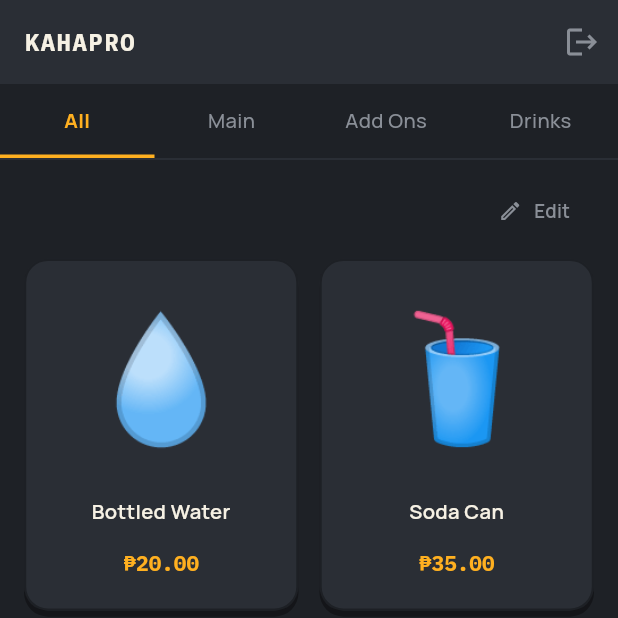
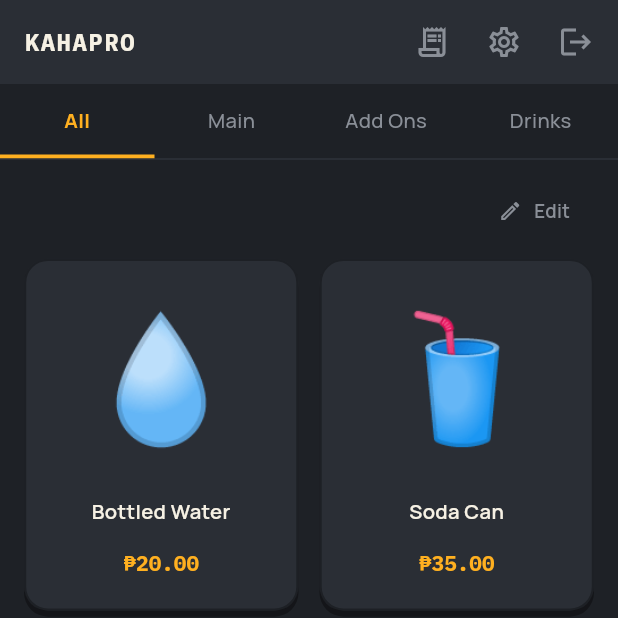
Before and after one commit to wingreat-01/Kaha-Pro-flutter, a Flutter app: the HomeShell screen opened directly with empty values, on a phone screen of 412 x 824 dp, the top half of it. Run offline on Flutter 3.47's test engine with Material 3 defaults, Android fonts, the phone set to English and light mode, and no system bars; our stand-ins replace google_fonts, image_picker.

Commit message:
make gear icon for settings and transaction

```diff
--- a/lib/screens/home_shell.dart
+++ b/lib/screens/home_shell.dart
@@ -1,13 +1,56 @@
 import 'package:flutter/material.dart';
 import '../theme/app_theme.dart';
+import '../widgets/transactions_panel.dart';
 import 'register_screen.dart';
+import 'settings_panel.dart';
 
-/// App shell — currently hosts the Register screen (Phase 2).
-/// Transactions / Inventory / Admin tabs get added here in Phase 3-4.
-class HomeShell extends StatelessWidget {
+enum _Section { register, transactions, settings }
+
+/// App shell — owns top-level navigation between the Register (product
+/// grid + cart), Transactions history, and Settings (which now also
+/// houses Users management, Phase 4).
+///
+/// Register/Transactions/Users/Settings used to be crammed together into
+/// the category tab row alongside actual product categories — that both
+/// overflowed the tab bar on phone widths and mixed "what am I selling"
+/// with "where do I manage the app" in one row. Transactions and Settings
+/// are header-level concerns now, next to Logout; Register (with its own
+/// category tabs) is the default body.
+class HomeShell extends StatefulWidget {
   final String username;
   final VoidCallback onLogout;
   const HomeShell({super.key, required this.username, required this.onLogout});
+
+  @override
+  State<HomeShell> createState() => _HomeShellState();
+}
+
+class _HomeShellState extends State<HomeShell> {
+  _Section _section = _Section.register;
+
+  Widget _body() {
+    switch (_section) {
+      case _Section.register:
+        return const RegisterScreen();
+      case _Section.transactions:
+        return const TransactionsPanel();
+      case _Section.settings:
+        return const SettingsPanel();
+    }
+  }
+
+  Widget _headerIcon({
+    required IconData icon,
+    required String tooltip,
+    required bool isActive,
+    required VoidCallback onTap,
+  }) {
+    return IconButton(
+      icon: Icon(icon, color: isActive ? AppColors.ledAmber : AppColors.textSecondary),
+      tooltip: tooltip,
+      onPressed: onTap,
+    );
+  }
 
   @override
   Widget build(BuildContext context) {
@@ -18,14 +61,27 @@ class HomeShell extends StatelessWidget {
         elevation: 0,
         title: Text('KAHAPRO', style: AppTextStyles.mono(size: 16, weight: FontWeight.w700, letterSpacing: 1)),
         actions: [
+          _headerIcon(
+            icon: Icons.receipt_long_outlined,
+            tooltip: 'Transactions',
+            isActive: _section == _Section.transactions,
+            onTap: () => setState(() => _section = _Section.transactions),
+          ),
+          _headerIcon(
+            icon: Icons.settings_outlined,
+            tooltip: 'Settings',
+            isActive: _section == _Section.settings,
+            onTap: () => setState(() => _section = _Section.settings),
+          ),
           IconButton(
             icon: const Icon(Icons.logout, color: AppColors.textSecondary),
             tooltip: 'Logout',
-            onPressed: onLogout,
+            onPressed: widget.onLogout,
           ),
+          const SizedBox(width: 4),
         ],
       ),
-      body: const RegisterScreen(),
+      body: _body(),
     );
   }
 }
--- a/lib/screens/register_screen.dart
+++ b/lib/screens/register_screen.dart
@@ -12,13 +12,16 @@ import '../widgets/add_product_dialog.dart';
 import '../widgets/cart_side_panel.dart';
 import '../widgets/cart_bottom_bar.dart';
 import '../widgets/checkout_modal.dart';
-import '../widgets/transactions_panel.dart';
 
 /// Phase 2 — Pass B + C: cart wired via CartProvider, amber LED total,
 /// dashboard-style category navigation, a customizable catalog (add
-/// products via a dialog, delete via an edit-mode toggle), a checkout
-/// modal (cash tendered, live change calc, complete sale), and a
-/// Transactions tab that lists every logged sale.
+/// products via a dialog, delete via an edit-mode toggle), and a
+/// checkout modal (cash tendered, live change calc, complete sale).
+///
+/// Transactions / Users / Settings are no longer part of this screen's
+/// tabs — they moved up to HomeShell (Transactions + Settings as header
+/// icons, Users nested inside Settings). This screen now only ever
+/// shows the product grid, filtered by real category.
 class RegisterScreen extends StatefulWidget {
   const RegisterScreen({super.key});
 
@@ -34,25 +37,18 @@ class _RegisterScreenState extends State<RegisterScreen> {
   static const double _sidebarWidth = 200;
   static const double _cartPanelWidth = 320;
 
-  // Fixed top-level tabs. "All" / "Main" / "Add Ons" / "Drinks" filter the
-  // product grid like before. "Transactions" shows the logged sales list
-  // instead of the product grid (see _buildMainContent). "Users" /
-  // "Settings" are still placeholders for now — they show in the bar and
-  // are tappable, but don't navigate anywhere yet (Phase 4 in the
-  // migration plan).
+  // Real product-category tabs only. Transactions/Users/Settings used to
+  // live here too, which both overflowed the phone tab bar and mixed nav
+  // concerns with category filtering — they're header icons now.
   static const List<String> _categoryTabs = [
     'All',
     'Main',
     'Add Ons',
     'Drinks',
-    'Transactions',
-    'Users',
-    'Settings',
   ];
 
-  // Tabs in _categoryTabs that are navigation destinations, not product
-  // categories — never treat these as a category a product could belong to.
-  static const Set<String> _nonCategoryTabs = {'All', 'Transactions', 'Users', 'Settings'};
+  // "All" is the only tab that isn't a real product category.
+  static const Set<String> _nonCategoryTabs = {'All'};
 
   // The set of "known" category names: tabs we show nav-wise as categories,
   // whether or not any product currently has that category yet (e.g. a
@@ -193,16 +189,6 @@ class _RegisterScreenState extends State<RegisterScreen> {
     );
   }
 
-  /// Swaps in the Transactions list for that tab (no add-product tile,
-  /// no Edit toggle — those only apply to the catalog grid); every other
-  /// tab still shows the filtered product grid.
-  Widget _buildMainContent(BuildContext context, CartProvider cart, ProductProvider catalog, double contentWidth) {
-    if (_selectedCategory == 'Transactions') {
-      return const TransactionsPanel();
-    }
-    return _buildGrid(context, cart, catalog, contentWidth);
-  }
-
   @override
   Widget build(BuildContext context) {
     final cart = context.watch<CartProvider>();
@@ -221,7 +207,7 @@ class _RegisterScreenState extends State<RegisterScreen> {
                 selected: _selectedCategory,
                 onSelected: (category) => setState(() => _selectedCategory = category),
               ),
-              Expanded(child: _buildMainContent(context, cart, catalog, contentWidth)),
+              Expanded(child: _buildGrid(context, cart, catalog, contentWidth)),
               CartSidePanel(cart: cart, onCheckout: () => _onCheckout(context, cart)),
             ],
           );
@@ -234,7 +220,7 @@ class _RegisterScreenState extends State<RegisterScreen> {
               selected: _selectedCategory,
               onSelected: (category) => setState(() => _selectedCategory = category),
             ),
-            Expanded(child: _buildMainContent(context, cart, catalog, constraints.maxWidth)),
+            Expanded(child: _buildGrid(context, cart, catalog, constraints.maxWidth)),
             CartBottomBar(cart: cart, onCheckout: () => _onCheckout(context, cart)),
           ],
         );
```
Also changed, not shown: lib/screens/settings_panel.dart (added, +127 -0 lines).
